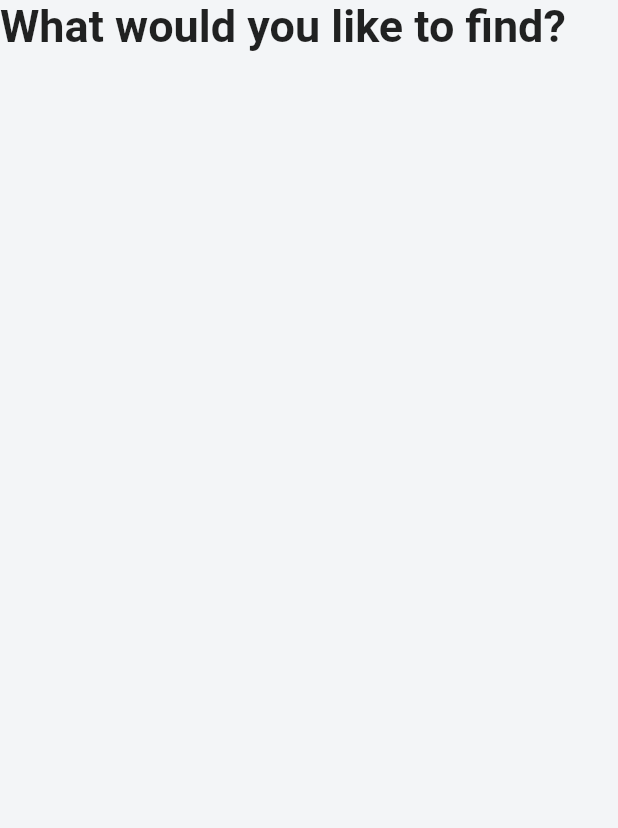
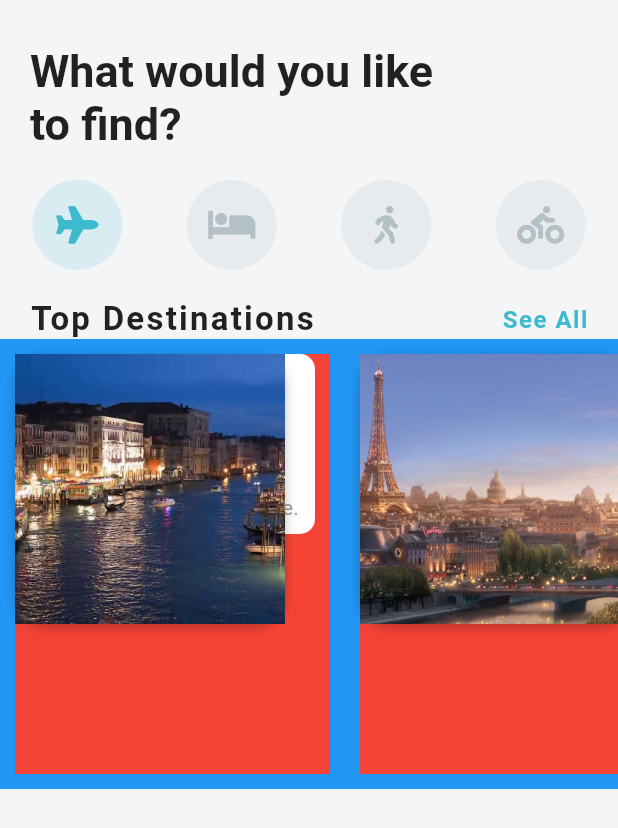
Before and after one commit to gitonga123/hundreds-days-of-code, a Flutter app: the screen it shows after launch, on a phone screen of 412 x 824 dp. Shown: the top 828 px of the screen. Run offline on Flutter 3.47's test engine with Material 2 defaults, Android fonts, the phone set to English and light mode, and no system bars; our stand-ins replace flutter_spinkit, font_awesome_flutter.

Commit message:
Destination Widget

```diff
--- a/lazy_loaded/lib/models/destination_file.dart
+++ b/lazy_loaded/lib/models/destination_model.dart
@@ -7,17 +7,18 @@ class Destination {
   String description;
   List<Activity> activities;
 
-  Destination(
-      {this.imageUrl,
-      this.city,
-      this.country,
-      this.description,
-      this.activities});
+  Destination({
+    this.imageUrl,
+    this.city,
+    this.country,
+    this.description,
+    this.activities,
+  });
 }
 
 List<Activity> activities = [
   Activity(
-    imageUrl: 'assets/images/stmarksbasilica.jpg',
+    imageUrl: 'assets/images/stmarksbasilica.jpeg',
     name: 'St. Mark\'s Basilica',
     type: 'Sightseeing Tour',
     startTimes: ['9:00 am', '11:00 am'],
@@ -25,7 +26,7 @@ List<Activity> activities = [
     price: 30,
   ),
   Activity(
-    imageUrl: 'assets/images/gondola.jpg',
+    imageUrl: 'assets/images/gondola.jpeg',
     name: 'Walking Tour and Gonadola Ride',
     type: 'Sightseeing Tour',
     startTimes: ['11:00 pm', '1:00 pm'],
@@ -33,7 +34,7 @@ List<Activity> activities = [
     price: 210,
   ),
   Activity(
-    imageUrl: 'assets/images/murano.jpg',
+    imageUrl: 'assets/images/murano.jpeg',
     name: 'Murano and Burano Tour',
     type: 'Sightseeing Tour',
     startTimes: ['12:30 pm', '2:00 pm'],
@@ -44,35 +45,35 @@ List<Activity> activities = [
 
 List<Destination> destinations = [
   Destination(
-    imageUrl: 'assets/images/venice.jpg',
+    imageUrl: 'assets/images/venice.jpeg',
     city: 'Venice',
     country: 'Italy',
     description: 'Visit Venice for an amazing and unforgettable adventure.',
     activities: activities,
   ),
   Destination(
-    imageUrl: 'assets/images/paris.jpg',
+    imageUrl: 'assets/images/paris.jpeg',
     city: 'Paris',
     country: 'France',
     description: 'Visit Paris for an amazing and unforgettable adventure.',
     activities: activities,
   ),
   Destination(
-    imageUrl: 'assets/images/newdelhi.jpg',
+    imageUrl: 'assets/images/newdelhi.jpeg',
     city: 'New Delhi',
     country: 'India',
     description: 'Visit New Delhi for an amazing and unforgettable adventure.',
     activities: activities,
   ),
   Destination(
-    imageUrl: 'assets/images/saopaulo.jpg',
+    imageUrl: 'assets/images/saopaulo.jpeg',
     city: 'Sao Paulo',
     country: 'Brazil',
     description: 'Visit Sao Paulo for an amazing and unforgettable adventure.',
     activities: activities,
   ),
   Destination(
-    imageUrl: 'assets/images/newyork.jpg',
+    imageUrl: 'assets/images/newyork.jpeg',
     city: 'New York City',
     country: 'United States',
     description: 'Visit New York for an amazing and unforgettable adventure.',
--- a/lazy_loaded/lib/models/hotel_model.dart
+++ b/lazy_loaded/lib/models/hotel_model.dart
@@ -14,19 +14,19 @@ class Hotel {
 
 final List<Hotel> hotels = [
   Hotel(
-    imageUrl: 'assets/images/hotel0.jpg',
+    imageUrl: 'assets/images/hotel0.jpeg',
     name: 'Hotel 0',
     address: '404 Great St',
     price: 175,
   ),
   Hotel(
-    imageUrl: 'assets/images/hotel1.jpg',
+    imageUrl: 'assets/images/hotel1.jpeg',
     name: 'Hotel 1',
     address: '404 Great St',
     price: 300,
   ),
   Hotel(
-    imageUrl: 'assets/images/hotel2.jpg',
+    imageUrl: 'assets/images/hotel2.jpeg',
     name: 'Hotel 2',
     address: '404 Great St',
     price: 240,
--- a/lazy_loaded/lib/screens/home_screen.dart
+++ b/lazy_loaded/lib/screens/home_screen.dart
@@ -1,4 +1,7 @@
 import 'package:flutter/material.dart';
+import 'package:flutter_app/models/destination_model.dart';
+import 'package:flutter_app/widget/destination_widget.dart';
+import 'package:font_awesome_flutter/font_awesome_flutter.dart';
 
 class HomeScreen extends StatefulWidget {
   @override
@@ -6,14 +9,67 @@ class HomeScreen extends StatefulWidget {
 }
 
 class _HomeScreenState extends State<HomeScreen> {
+  int _selectedIndex = 0;
+  List<IconData> _icons = [
+    FontAwesomeIcons.plane,
+    FontAwesomeIcons.bed,
+    FontAwesomeIcons.walking,
+    FontAwesomeIcons.biking,
+  ];
+
+  Widget _buildIcon(int index) {
+    return GestureDetector(
+      onTap: () {
+        setState(() {
+          _selectedIndex = index;
+        });
+      },
+      child: Container(
+        height: 60.0,
+        width: 60.0,
+        decoration: BoxDecoration(
+          color: _selectedIndex == index
+              ? Theme.of(context).accentColor
+              : Color(0xFFE7EBEE),
+          borderRadius: BorderRadius.circular(30.0),
+        ),
+        child: Icon(_icons[index],
+            size: 25.0,
+            color: _selectedIndex == index
+                ? Theme.of(context).primaryColor
+                : Color(0xFFB4C1C4)),
+      ),
+    );
+  }
+
   @override
   Widget build(BuildContext context) {
     return Scaffold(
       body: SafeArea(
         child: ListView(
+          padding: EdgeInsets.symmetric(vertical: 30.0),
           children: <Widget>[
-            Text('What would you like to find?',
-                style: TextStyle(fontSize: 30.0, fontWeight: FontWeight.bold))
+            Padding(
+              padding: const EdgeInsets.only(left: 20.0, right: 120.0),
+              child: Text('What would you like to find?',
+                  style:
+                      TextStyle(fontSize: 30.0, fontWeight: FontWeight.bold)),
+            ),
+            SizedBox(
+              height: 20.0,
+            ),
+            Row(
+              mainAxisAlignment: MainAxisAlignment.spaceAround,
+              children: _icons
+                  .asMap()
+                  .entries
+                  .map(
+                    (MapEntry map) => _buildIcon(map.key),
+                  )
+                  .toList(),
+            ),
+            SizedBox(height: 20.0,),
+            DestinationCarousel(),
           ],
         ),
       ),
--- /dev/null
+++ b/lazy_loaded/lib/widget/destination_widget.dart
@@ -0,0 +1,101 @@
+import 'package:flutter/material.dart';
+import 'package:flutter_app/models/destination_model.dart';
+
+class DestinationCarousel extends StatelessWidget {
+  @override
+  Widget build(BuildContext context) {
+    return Column(
+      children: <Widget>[
+        Padding(
+          padding: EdgeInsets.symmetric(horizontal: 20.0),
+          child: Row(
+            mainAxisAlignment: MainAxisAlignment.spaceBetween,
+            children: <Widget>[
+              Text(
+                'Top Destinations',
+                style: TextStyle(
+                    fontSize: 22.0,
+                    fontWeight: FontWeight.bold,
+                    letterSpacing: 1.5),
+              ),
+              Text(
+                'See All',
+                style: TextStyle(
+                    color: Theme.of(context).primaryColor,
+                    fontSize: 16.0,
+                    fontWeight: FontWeight.w600,
+                    letterSpacing: 1.0),
+              )
+            ],
+          ),
+        ),
+        Container(
+          height: 300.0,
+          color: Colors.blue,
+          child: ListView.builder(
+            scrollDirection: Axis.horizontal,
+            itemCount: destinations.length,
+            itemBuilder: (BuildContext context, int index) {
+              Destination destionation = destinations[index];
+              return Container(
+                color: Colors.red,
+                margin: EdgeInsets.all(10.0),
+                width: 210.0,
+                child: Stack(
+                  children: <Widget>[
+                    Container(
+                      height: 120.0,
+                      width: 200.0,
+                      decoration: BoxDecoration(
+                          color: Colors.white,
+                          borderRadius: BorderRadius.circular(10.0)),
+                      child: Padding(
+                        padding: EdgeInsets.all(10.0),
+                        child: Column(
+                          mainAxisAlignment: MainAxisAlignment.end,
+                          crossAxisAlignment: CrossAxisAlignment.start,
+                          children: <Widget>[
+                            Text(
+                              '${destionation.activities.length} activities',
+                              style: TextStyle(
+                                  fontWeight: FontWeight.w600,
+                                  fontSize: 22.0,
+                                  letterSpacing: 1.2),
+                            ),
+                            Text(destionation.description,
+                                style: TextStyle(color: Colors.grey))
+                          ],
+                        ),
+                      ),
+                    ),
+                    Container(
+                      decoration: BoxDecoration(
+                          color: Colors.white,
+                          borderRadius: BorderRadius.circular(20.0),
+                          boxShadow: [
+                            BoxShadow(
+                                color: Colors.black26,
+                                offset: Offset(0.0, 2.0),
+                                blurRadius: 6.0),
+                          ]),
+                      child: Stack(
+                        children: <Widget>[
+                          Image(
+                            height: 180.0,
+                            width: 180.0,
+                            image: AssetImage(destionation.imageUrl),
+                            fit: BoxFit.cover,
+                          )
+                        ],
+                      ),
+                    )
+                  ],
+                ),
+              );
+            },
+          ),
+        )
+      ],
+    );
+  }
+}
--- a/lazy_loaded/pubspec.yaml
+++ b/lazy_loaded/pubspec.yaml
@@ -28,8 +28,7 @@ dev_dependencies:
   flutter_test:
     sdk: flutter
   english_words: ^3.1.5
-  cupertino_icons: ^0.1.3
-  font_awesome: ^5.10.1
+  font_awesome_flutter: ^8.7.0
 
 
 
```
Also changed, not shown: lazy_loaded/assets/images/newdelhi.jpeg (renamed from lazy_loaded/assets/images/newdheli.jpeg), lazy_loaded/pubspec.lock.
